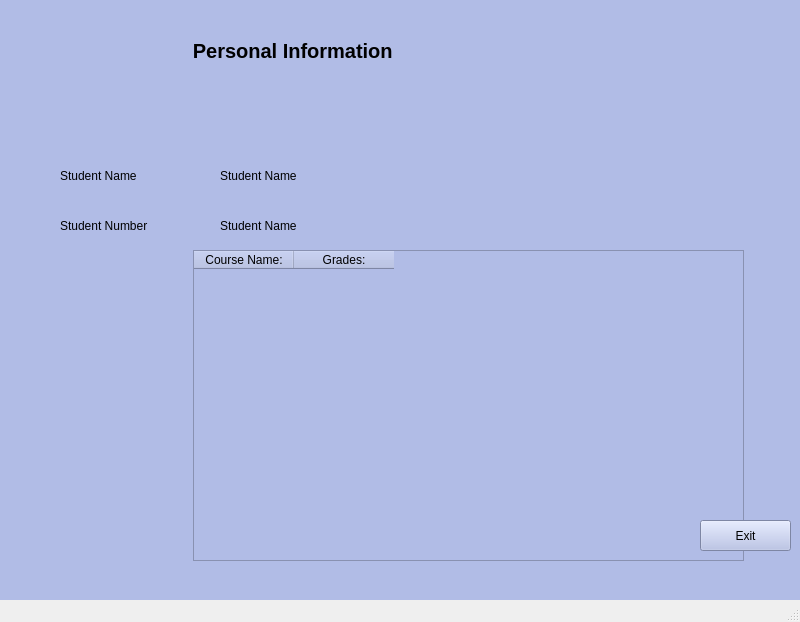
Qt form ui/studentInfo.ui (fbucak/school-management-system) before a commit.
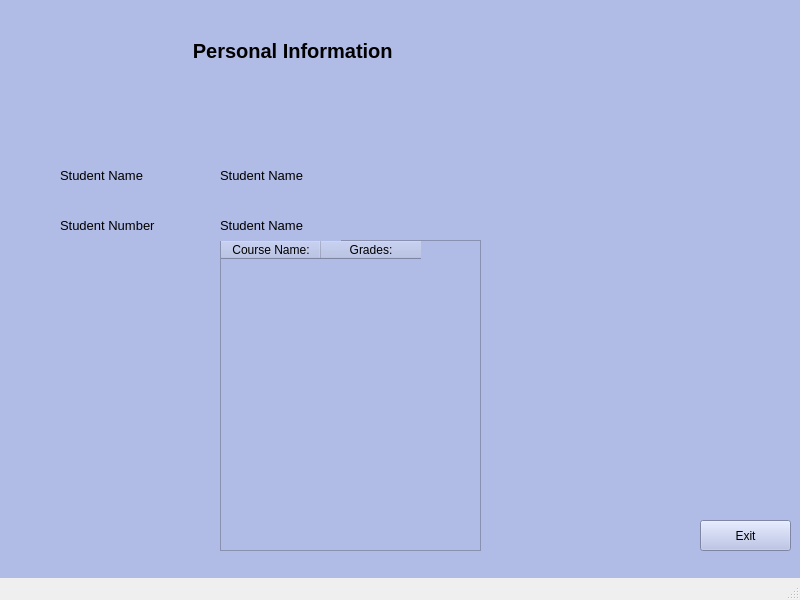
The same form after that commit.

The edit to the form file:
```diff
--- a/ui/studentInfo.ui
+++ b/ui/studentInfo.ui
@@ -7,7 +7,7 @@
     <x>0</x>
     <y>0</y>
     <width>800</width>
-    <height>622</height>
+    <height>600</height>
    </rect>
   </property>
   <property name="minimumSize">
@@ -16,6 +16,12 @@
     <height>600</height>
    </size>
   </property>
+  <property name="maximumSize">
+   <size>
+    <width>800</width>
+    <height>600</height>
+   </size>
+  </property>
   <property name="windowTitle">
    <string>MainWindow</string>
   </property>
@@ -405,9 +411,9 @@
      <widget class="QTableWidget" name="tableWidget_2">
       <property name="geometry">
        <rect>
-        <x>193</x>
-        <y>250</y>
-        <width>551</width>
+        <x>220</x>
+        <y>240</y>
+        <width>261</width>
         <height>311</height>
        </rect>
       </property>
@@ -427,10 +433,15 @@
        <rect>
         <x>60</x>
         <y>210</y>
-        <width>101</width>
+        <width>131</width>
         <height>31</height>
        </rect>
       </property>
+      <property name="font">
+       <font>
+        <pointsize>10</pointsize>
+       </font>
+      </property>
       <property name="text">
        <string>Student Number</string>
       </property>
@@ -444,6 +455,11 @@
         <height>31</height>
        </rect>
       </property>
+      <property name="font">
+       <font>
+        <pointsize>10</pointsize>
+       </font>
+      </property>
       <property name="text">
        <string>Student Name</string>
       </property>
@@ -470,6 +486,11 @@
         <height>31</height>
        </rect>
       </property>
+      <property name="font">
+       <font>
+        <pointsize>10</pointsize>
+       </font>
+      </property>
       <property name="text">
        <string>Student Name</string>
       </property>
@@ -483,6 +504,11 @@
         <height>31</height>
        </rect>
       </property>
+      <property name="font">
+       <font>
+        <pointsize>10</pointsize>
+       </font>
+      </property>
       <property name="text">
        <string>Student Name</string>
       </property>
```
Left out of the diff: 10 changed lines with no effect on the pictures.
